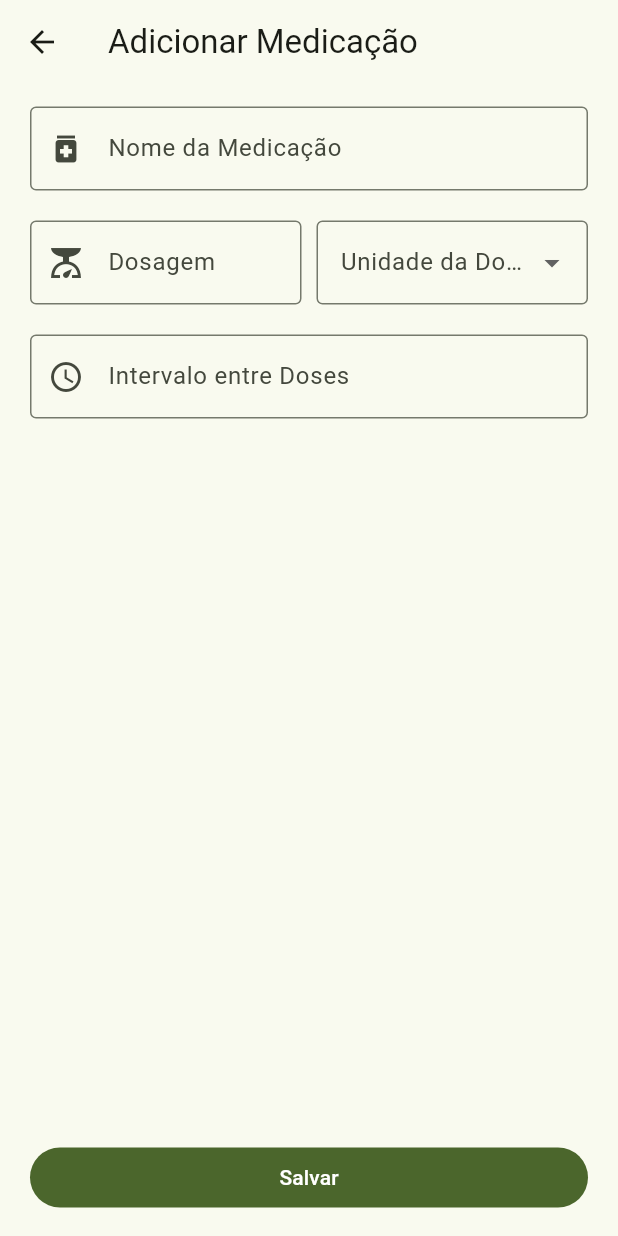
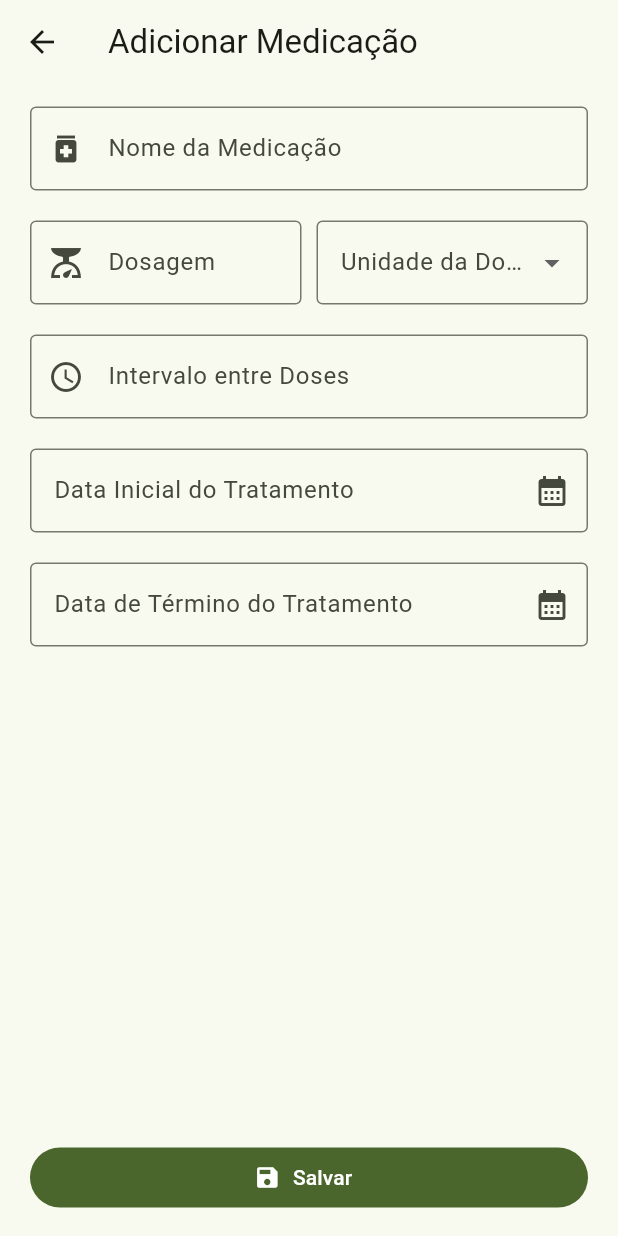
Before and after one commit to lucasg-meneses/remediumAlert, a Flutter app: the AddMedicationPage screen opened directly, on a phone screen of 412 x 824 dp. Run offline on Flutter 3.47's test engine with Material 3 defaults, Android fonts, the phone set to English and light mode, and no system bars; our stand-ins replace drift, drift_flutter, flutter_datetime_picker_plus; accounts and stored records are empty; generated files the repository leaves out were written again.

Commit message:
feat: add date-time picker for medication duration

```diff
--- a/lib/l10n/app_localizations.dart
+++ b/lib/l10n/app_localizations.dart
@@ -193,6 +193,30 @@ abstract class AppLocalizations {
   /// In en, this message translates to:
   /// **'Injection'**
   String get dosageUnitInjection;
+
+  /// No description provided for @medicationDurationEnd.
+  ///
+  /// In en, this message translates to:
+  /// **'Treatment End Date'**
+  String get medicationDurationEnd;
+
+  /// No description provided for @medicationDurationStart.
+  ///
+  /// In en, this message translates to:
+  /// **'Treatment Start Date'**
+  String get medicationDurationStart;
+
+  /// No description provided for @today.
+  ///
+  /// In en, this message translates to:
+  /// **'Today'**
+  String get today;
+
+  /// No description provided for @now.
+  ///
+  /// In en, this message translates to:
+  /// **'Now'**
+  String get now;
 }
 
 class _AppLocalizationsDelegate
--- a/lib/l10n/app_localizations_pt.dart
+++ b/lib/l10n/app_localizations_pt.dart
@@ -55,4 +55,16 @@ class AppLocalizationsPt extends AppLocalizations {
 
   @override
   String get dosageUnitInjection => 'Injeção';
+
+  @override
+  String get medicationDurationEnd => 'Data de Término do Tratamento';
+
+  @override
+  String get medicationDurationStart => 'Data Inicial do Tratamento';
+
+  @override
+  String get today => 'Hoje';
+
+  @override
+  String get now => 'Agora';
 }
--- a/lib/l10n/app_pt.arb
+++ b/lib/l10n/app_pt.arb
@@ -39,5 +39,10 @@
   "dosageUnitDrop": "Gota",
   "dosageUnitSpray": "Jato",
   "dosageUnitSachet": "Sachê",
-  "dosageUnitInjection": "Injeção"
+  "dosageUnitInjection": "Injeção",
+
+  "medicationDurationEnd": "Data de Término do Tratamento",
+  "medicationDurationStart": "Data Inicial do Tratamento",
+  "today": "Hoje",
+  "now": "Agora"
 }
--- a/lib/main.dart
+++ b/lib/main.dart
@@ -1,6 +1,6 @@
 import 'package:flutter/material.dart';
 import 'package:remedium_alert/l10n/app_localizations.dart' show AppLocalizations;
-import 'package:remedium_alert/page/home_page.dart';
+import 'package:remedium_alert/view/page/home_page.dart';
 import 'package:flutter_localizations/flutter_localizations.dart';
 
 void main() {
--- a/lib/model/entity/medication_model.dart
+++ b/lib/model/entity/medication_model.dart
@@ -4,7 +4,8 @@ class MedicationModel extends Table {
   IntColumn get id => integer().autoIncrement()();
   TextColumn get name => text().withLength(min: 6, max: 32)();
   IntColumn get time => integer()();
-  IntColumn get frequency => integer()();
-  DateTimeColumn get createdAt => dateTime().nullable()();
+  IntColumn get medicationDosage => integer()();
+  TextColumn get medicationDosageUnit => text().withLength(min: 3, max: 16)();
   DateTimeColumn get endAt => dateTime().nullable()();
+  DateTimeColumn get startAt => dateTime().nullable()();
 }
--- /dev/null
+++ b/lib/view/component/date_picker_field.dart
@@ -0,0 +1,69 @@
+import 'package:flutter/material.dart';
+import 'package:flutter_datetime_picker_plus/flutter_datetime_picker_plus.dart'
+    as picker;
+import 'package:intl/intl.dart';
+import 'package:remedium_alert/l10n/app_localizations.dart';
+
+class DatePickerField extends StatefulWidget {
+  final String titulo;
+  final TextEditingController controller;
+
+  const DatePickerField({
+    super.key,
+    required this.titulo,
+    required this.controller,
+  });
+
+  @override
+  State<DatePickerField> createState() => _DatePickerFieldState();
+}
+
+class _DatePickerFieldState extends State<DatePickerField> {
+  late var l10n;
+
+  void _selecionarData() {
+    final locale = Localizations.localeOf(context).toString();
+
+    picker.DatePicker.showDateTimePicker(
+      context,
+      theme: picker.DatePickerTheme(
+        backgroundColor: Theme.of(context).scaffoldBackgroundColor,
+        itemStyle: TextStyle(
+          color: Theme.of(context).textTheme.bodyLarge?.color,
+          fontSize: 18,
+        ),
+        doneStyle: TextStyle(
+          color: Theme.of(context).primaryColor,
+          fontSize: 16,
+        ),
+      ),
+      showTitleActions: true,
+      locale: l10n.localeName == 'pt'
+          ? picker.LocaleType.pt
+          : picker.LocaleType.en,
+      minTime: DateTime.now(),
+      onConfirm: (date) {
+        final locale = Localizations.localeOf(context).toString();
+        widget.controller.text = DateFormat.yMd(locale).add_Hm().format(date);
+      },
+    );
+  }
+
+  @override
+  Widget build(BuildContext context) {
+    l10n = AppLocalizations.of(context)!;
+    return TextField(
+      controller: widget.controller,
+      readOnly: true,
+      onTap: _selecionarData,
+      decoration: InputDecoration(
+        labelText: widget.titulo,
+        border: const OutlineInputBorder(),
+        suffixIcon: IconButton(
+          icon: const Icon(Icons.calendar_month),
+          onPressed: _selecionarData,
+        ),
+      ),
+    );
+  }
+}
--- a/lib/page/home_page.dart
+++ b/lib/view/page/home_page.dart
@@ -1,6 +1,6 @@
 import 'package:flutter/material.dart';
 import 'package:remedium_alert/l10n/app_localizations.dart';
-import 'package:remedium_alert/page/medication/add_medication_page.dart' show AddMedicationPage;
+import 'package:remedium_alert/view/page/medication/add_medication_page.dart' show AddMedicationPage;
 
 class HomePage extends StatefulWidget {
   const HomePage({super.key, required this.title});
--- a/lib/page/medication/add_medication_page.dart
+++ b/lib/view/page/medication/add_medication_page.dart
@@ -2,6 +2,9 @@ import 'package:flutter/material.dart';
 import 'package:flutter/services.dart';
 import 'package:remedium_alert/l10n/app_localizations.dart'
     show AppLocalizations;
+import 'package:flutter_datetime_picker_plus/flutter_datetime_picker_plus.dart'
+    as picker;
+import 'package:remedium_alert/view/component/date_picker_field.dart';
 
 class AddMedicationPage extends StatefulWidget {
   const AddMedicationPage({super.key});
@@ -11,6 +14,9 @@ class AddMedicationPage extends StatefulWidget {
 }
 
 class _AddMedicationPageState extends State<AddMedicationPage> {
+  final medicationDurationStartController = TextEditingController();
+  final medicationDurationEndController = TextEditingController();
+
   @override
   Widget build(BuildContext context) {
     final l10n = AppLocalizations.of(context)!;
@@ -97,8 +103,23 @@ class _AddMedicationPageState extends State<AddMedicationPage> {
                 labelText: l10n.medicationInterval,
               ),
             ),
+            DatePickerField(
+              titulo: l10n.medicationDurationStart,
+              controller: medicationDurationStartController,
+            ),
+
+            DatePickerField(
+              titulo: l10n.medicationDurationEnd,
+              controller: medicationDurationEndController,
+            ),
+
             Spacer(),
-            FilledButton(onPressed: () {}, child: Text(l10n.save)),
+            FilledButton.icon(
+              onPressed: () {},
+              label: Text(l10n.save),
+              icon: const Icon(Icons.save),
+              iconAlignment: IconAlignment.start,
+            ),
           ],
         ),
       ),
--- a/pubspec.yaml
+++ b/pubspec.yaml
@@ -44,6 +44,7 @@ dependencies:
   # Use with the CupertinoIcons class for iOS style icons.
   cupertino_icons: ^1.0.8
   flutter_gen: ^5.15.0
+  flutter_datetime_picker_plus: ^2.4.0
 
 dev_dependencies:
   drift_dev: ^2.34.5
```
Also changed, not shown: lib/l10n/app_en.arb (+7 -1 lines), lib/l10n/app_localizations_en.dart (+12 -0 lines), lib/model/database.g.dart, pubspec.lock.
